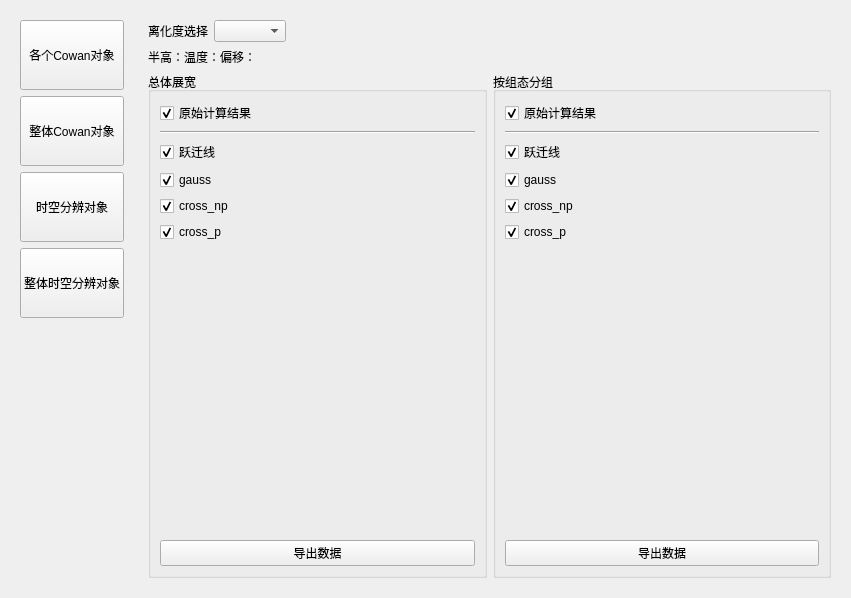
Before: the Qt Designer form cowan/View/DataShowWindow.ui in ArcturusVirgo/CowanPro, drawn with Qt 5.
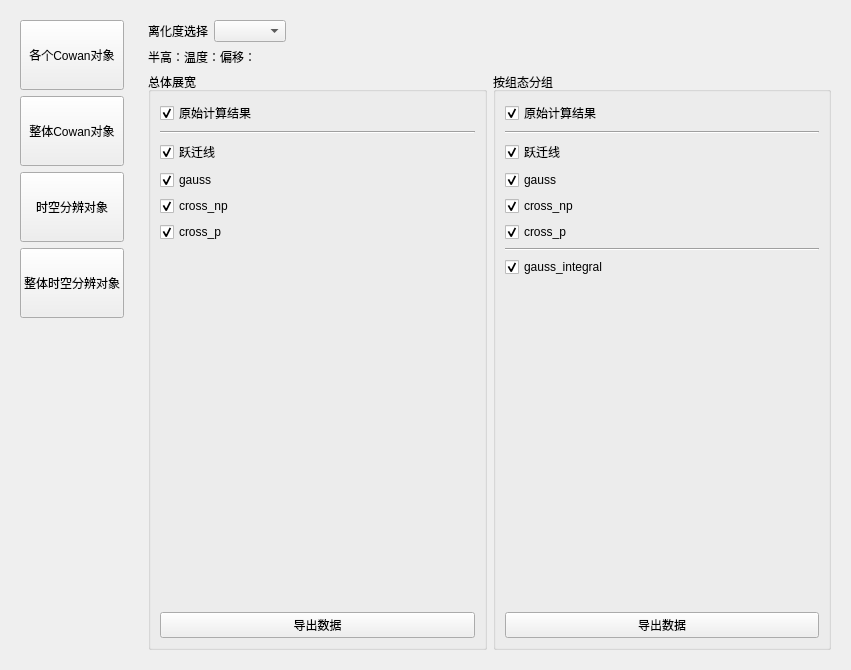
After: the same form once the commit is applied. The open tabs and pages were chosen to show the change.

Commit message: 【bug修复-新增功能】 1.修复了导出数据时即使不选择该选项仍会导出空白文件的问题 2.新增了计算跃迁正例子的高斯展宽的积分 3.数据导出窗口添加了分界线

```diff
--- a/cowan/View/DataShowWindow.ui
+++ b/cowan/View/DataShowWindow.ui
@@ -7,7 +7,7 @@
     <x>0</x>
     <y>0</y>
     <width>851</width>
-    <height>598</height>
+    <height>670</height>
    </rect>
   </property>
   <property name="windowTitle">
@@ -277,6 +277,23 @@
               </property>
              </widget>
             </item>
+            <item>
+             <widget class="Line" name="line_3">
+              <property name="orientation">
+               <enum>Qt::Horizontal</enum>
+              </property>
+             </widget>
+            </item>
+            <item>
+             <widget class="QCheckBox" name="gauss_integral">
+              <property name="text">
+               <string>gauss_integral</string>
+              </property>
+              <property name="checked">
+               <bool>true</bool>
+              </property>
+             </widget>
+            </item>
             <item>
              <spacer name="verticalSpacer_3">
               <property name="orientation">
```
Left out of the diff: 7 changed lines with no effect on the pictures. The commit also changes 4 other files.
